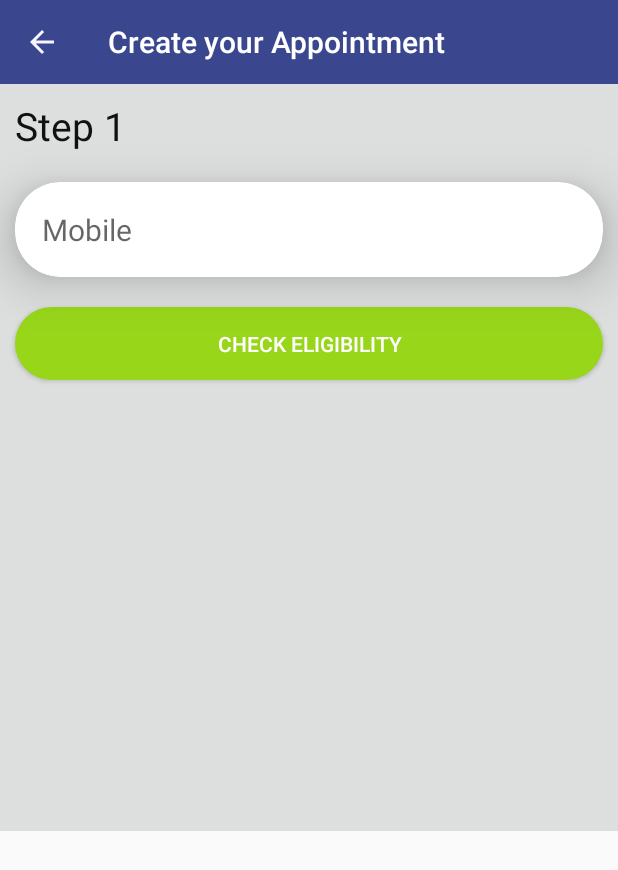
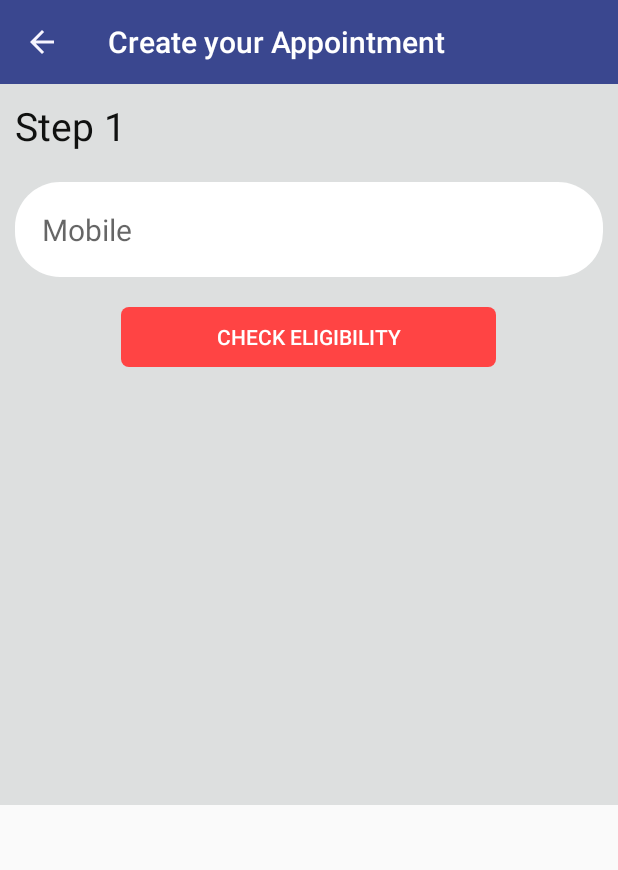
Before and after one commit to ApogeePrecisionLaser/IPMS_App_Latest, an Android app: the AppointmentActivity screen opened directly, with no data from a screen before it, on a phone screen of 412 x 824 dp. Shown: the top 870 px of the screen. Run offline under Robolectric (Android 15) with nearby library versions, the phone set to English and light mode, and no system bars; our stand-ins replace sdp/ssp sizes.

Commit message:
Ui changes sandeep push

```diff
--- a/app/build.gradle
+++ b/app/build.gradle
@@ -55,8 +55,8 @@ dependencies {
     implementation 'com.google.firebase:firebase-core:17.4.0'
     implementation "com.google.firebase:firebase-iid:+" // 18.0.0 or 20.0.0
     implementation 'com.google.firebase:firebase-messaging:+'
-    implementation 'com.google.firebase:firebase-analytics:17.2.2'
-    implementation 'com.google.firebase:firebase-crashlytics:17.0.0'
+    implementation 'com.google.firebase:firebase-analytics:17.4.3'
+    implementation 'com.google.firebase:firebase-crashlytics:17.0.1'
     implementation 'com.google.android.gms:play-services-maps:17.0.0'
     testImplementation 'junit:junit:4.12'
     implementation 'androidx.multidex:multidex:2.0.1'
--- a/app/src/main/java/com/jpss/ipmsintegratedpandemicmanagementsystem/Other/Registration.java
+++ b/app/src/main/java/com/jpss/ipmsintegratedpandemicmanagementsystem/Other/Registration.java
@@ -278,7 +278,8 @@ public class Registration extends AppCompatActivity {
 
             }
         });
-        btnAddfamily.setOnClickListener(new View.OnClickListener() {
+        btnAddfamily.setOnClickListener(
+                new View.OnClickListener() {
             @Override
             public void onClick(View v) {
                 address=edtaddress.getText().toString();
--- a/app/src/main/res/drawable/ic_fiber_manual_record_black_24dp.xml
+++ b/app/src/main/res/drawable/ic_fiber_manual_record_black_24dp.xml
@@ -5,5 +5,5 @@
         android:viewportHeight="24.0">
     <path
         android:pathData="M12,12m-8,0a8,8 0,1 1,16 0a8,8 0,1 1,-16 0"
-        android:fillColor="#8BC34A"/>
+        android:fillColor="#3A478F"/>
 </vector>
--- a/app/src/main/res/drawable/ic_info_black_24dp.xml
+++ b/app/src/main/res/drawable/ic_info_black_24dp.xml
@@ -1,4 +1,4 @@
-<vector android:height="24dp" android:tint="#8BC34A"
+<vector android:height="24dp" android:tint="#3A478F"
     android:viewportHeight="24.0" android:viewportWidth="24.0"
     android:width="24dp" xmlns:android="http://schemas.android.com/apk/res/android">
     <path android:fillColor="#98D61A" android:pathData="M12,2C6.48,2 2,6.48 2,12s4.48,10 10,10 10,-4.48 10,-10S17.52,2 12,2zM13,17h-2v-6h2v6zM13,9h-2L11,7h2v2z"/>
--- a/app/src/main/res/drawable/ic_power_settings_new_black_24dp.xml
+++ b/app/src/main/res/drawable/ic_power_settings_new_black_24dp.xml
@@ -1,4 +1,4 @@
-<vector android:height="24dp" android:tint="#8BC34A"
+<vector android:height="24dp" android:tint="#3A478F"
     android:viewportHeight="24.0" android:viewportWidth="24.0"
     android:width="24dp" xmlns:android="http://schemas.android.com/apk/res/android">
     <path android:fillColor="#98D61A" android:pathData="M13,3h-2v10h2L13,3zM17.83,5.17l-1.42,1.42C17.99,7.86 19,9.81 19,12c0,3.87 -3.13,7 -7,7s-7,-3.13 -7,-7c0,-2.19 1.01,-4.14 2.58,-5.42L6.17,5.17C4.23,6.82 3,9.26 3,12c0,4.97 4.03,9 9,9s9,-4.03 9,-9c0,-2.74 -1.23,-5.18 -3.17,-6.83z"/>
--- a/app/src/main/res/drawable/ic_work_black_24dp.xml
+++ b/app/src/main/res/drawable/ic_work_black_24dp.xml
@@ -4,6 +4,6 @@
         android:viewportWidth="24.0"
         android:viewportHeight="24.0">
     <path
-        android:fillColor="#8BC34A"
+        android:fillColor="#3A478F"
         android:pathData="M20,6h-4L16,4c0,-1.11 -0.89,-2 -2,-2h-4c-1.11,0 -2,0.89 -2,2v2L4,6c-1.11,0 -1.99,0.89 -1.99,2L2,19c0,1.11 0.89,2 2,2h16c1.11,0 2,-0.89 2,-2L22,8c0,-1.11 -0.89,-2 -2,-2zM14,6h-4L10,4h4v2z"/>
 </vector>
--- a/app/src/main/res/layout/activity_appointment.xml
+++ b/app/src/main/res/layout/activity_appointment.xml
@@ -53,13 +53,15 @@
     </androidx.cardview.widget.CardView>
 
     <Button
-        android:textColor="#fff"
-        android:background="@drawable/buttonstyle"
         android:layout_margin="10dp"
         android:onClick="check"
         android:layout_gravity="center_horizontal"
-        android:layout_width="match_parent"
-        android:layout_height="wrap_content"
+        android:layout_width="250dp"
+        android:padding="5dp"
+        android:textAlignment="center"
+        android:textColor="@android:color/white"
+        android:background="@drawable/rounded_btn"
+        android:layout_height="40dp"
         android:text="Check Eligibility"/>
 
 
@@ -190,12 +192,14 @@
 
     <Button
         android:id="@+id/fnvrfy"
-        android:textColor="#fff"
-        android:background="@drawable/buttonstyle"
         android:layout_margin="10dp"
         android:layout_gravity="center_horizontal"
-        android:layout_width="match_parent"
-        android:layout_height="wrap_content"
+        android:layout_width="250dp"
+        android:layout_height="40dp"
+        android:padding="5dp"
+        android:textAlignment="center"
+        android:textColor="@android:color/white"
+        android:background="@drawable/rounded_btn"
         android:text="Apply"/>
 
 
```
Also changed, not shown: app/src/main/AndroidManifest.xml (+9 -0 lines).
